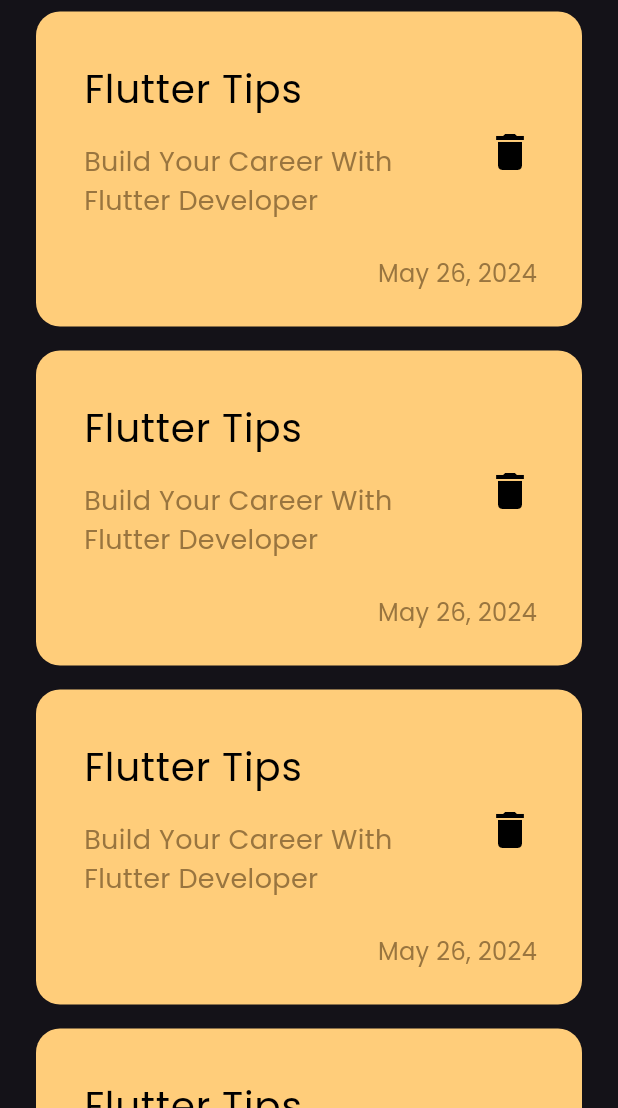
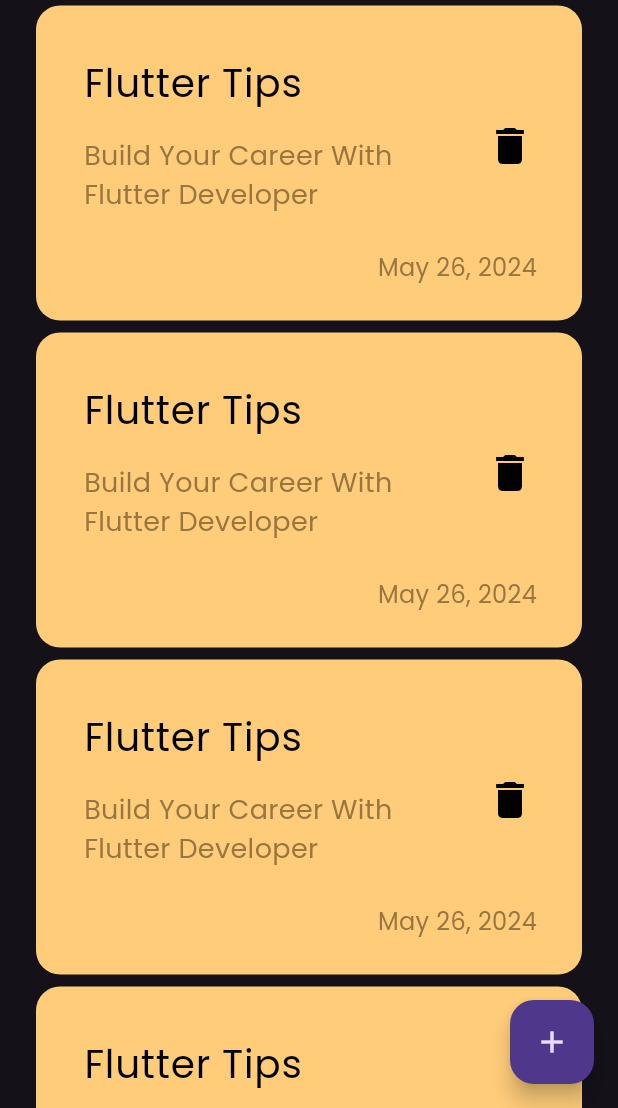
Before and after one commit to moelsayed1/notes_app, a Flutter app: the screen it shows after launch, on a phone screen of 412 x 824 dp, the part 128-1236 px from its top. Run offline on Flutter 3.47's test engine with Material 3 defaults, Android fonts, the phone set to English and light mode, and no system bars.

Commit message:
add floating action button

```diff
--- a/lib/views/notes_view.dart
+++ b/lib/views/notes_view.dart
@@ -7,6 +7,10 @@ class NotesView extends StatelessWidget {
   @override
   Widget build(BuildContext context) {
     return Scaffold(
+      floatingActionButton: FloatingActionButton(
+        onPressed: () {},
+        child: Icon(Icons.add),
+      ),
       body: NotesViewBody(),
     );
   }
--- a/lib/views/widgets/custom_notes_list_view.dart
+++ b/lib/views/widgets/custom_notes_list_view.dart
@@ -8,7 +8,7 @@ class CustomNotesListView extends StatelessWidget {
   Widget build(BuildContext context) {
     return ListView.builder(itemBuilder: (context, index) {
       return Padding(
-        padding: const EdgeInsets.symmetric(vertical: 8),
+        padding: const EdgeInsets.symmetric(vertical: 4),
         child: CustomNoteItem(),
       );
     });
```
